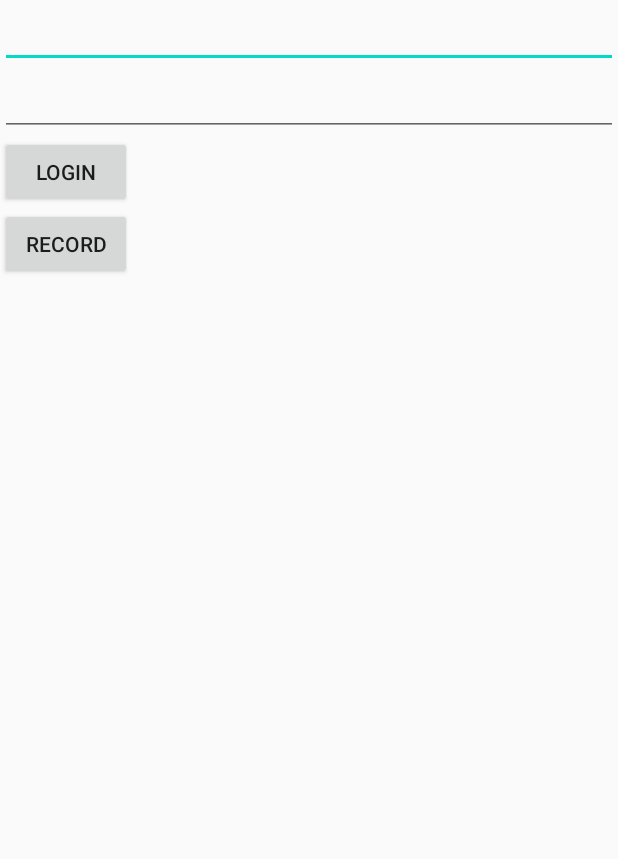
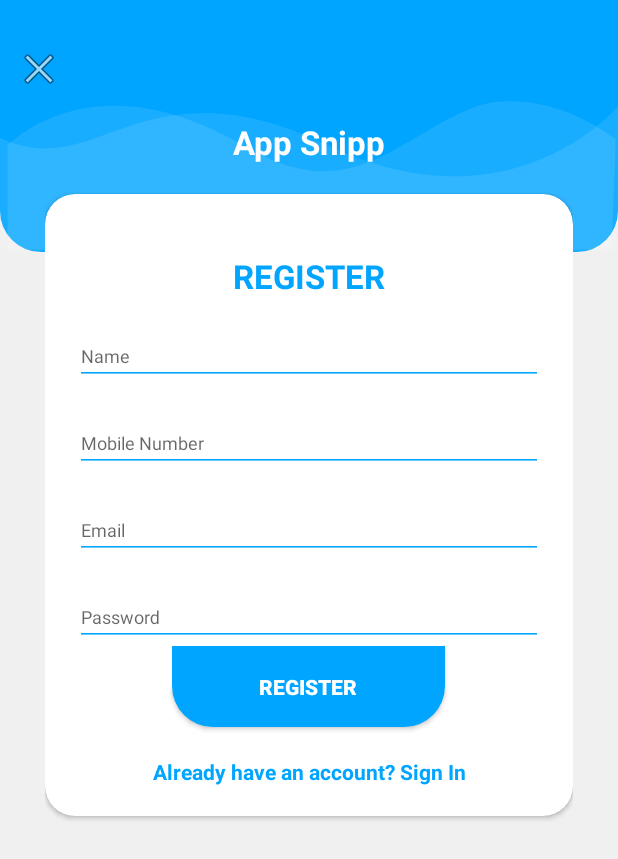
Before and after one commit to akffhaos95/ThreeLines, an Android app: the layout activity_login.xml on its own in the app's theme, with its tools: preview values and no code run, on a phone screen of 412 x 824 dp. Shown: the top 859 px of the screen. Run offline under Robolectric (Android 15) with nearby library versions, the phone set to English and light mode, and no system bars.

Commit message:
Login Layout 수정중

```diff
--- a/app/build.gradle
+++ b/app/build.gradle
@@ -39,6 +39,10 @@
     //RecyclerView
     implementation 'androidx.recyclerview:recyclerview:1.0.0'
 
+    // Design
+    implementation 'com.google.android.material:material:1.0.0'
+    implementation 'androidx.cardview:cardview:1.0.0'
+
     testImplementation 'junit:junit:4.12'
     androidTestImplementation 'androidx.test.ext:junit:1.1.1'
     androidTestImplementation 'androidx.test.espresso:espresso-core:3.2.0'
--- /dev/null
+++ b/app/src/main/res/drawable-v24/ic_login_bk.xml
@@ -0,0 +1,17 @@
+<vector xmlns:android="http://schemas.android.com/apk/res/android"
+    android:width="425dp"
+    android:height="168dp"
+    android:viewportWidth="425.332"
+    android:viewportHeight="168.0">
+
+    <path
+        android:pathData="M425.33,70.78S352.76,155.62 225.1,96.65 67.19,123.13 0,91.84L0,166.44L425.33,166.44Z"
+        android:fillAlpha="0.1"
+        android:fillColor="#fff"
+        android:strokeAlpha="0.1"/>
+    <path
+        android:pathData="M5.22,97.18s57.02,-59.98 162.55,0c72.29,41.08 101.72,-2.45 155.4,-24.52 24.72,-10.16 64.44,-5.91 100.36,20.21 0.65,1.91 -2.77,75.13 -2.77,75.13L5.22,168Z"
+        android:fillColor="#fff"
+        android:strokeAlpha="0.1"
+        android:fillAlpha="0.1"/>
+</vector>
--- /dev/null
+++ b/app/src/main/res/drawable-v24/login_shape_bk.xml
@@ -0,0 +1,16 @@
+<?xml version="1.0" encoding="utf-8"?>
+<shape xmlns:android="http://schemas.android.com/apk/res/android" android:shape="rectangle" >
+    <corners
+        android:bottomLeftRadius="27dp"
+        android:bottomRightRadius="27dp"
+        android:topLeftRadius="0dp"
+        android:topRightRadius="0dp"
+        />
+    <solid
+        android:color="#00a5ff"
+        />
+    <size
+        android:width="182dp"
+        android:height="54dp"
+        />
+</shape>
--- a/app/src/main/res/layout/activity_login.xml
+++ b/app/src/main/res/layout/activity_login.xml
@@ -1,30 +1,57 @@
 <?xml version="1.0" encoding="utf-8"?>
-<LinearLayout xmlns:android="http://schemas.android.com/apk/res/android"
+<RelativeLayout xmlns:android="http://schemas.android.com/apk/res/android"
+    xmlns:app="http://schemas.android.com/apk/res-auto"
     xmlns:tools="http://schemas.android.com/tools"
-    android:layout_width="match_parent"
-    android:layout_height="match_parent"
     android:orientation="vertical"
+    style="@style/loginParent"
     tools:context=".Activity.LoginActivity">
+    <ScrollView
+        style="@style/parent">
+        <RelativeLayout
+            style="@style/parent">
+            <LinearLayout
+                android:layout_width="match_parent"
+                android:layout_height="match_parent"
+                android:layout_alignParentTop="true"
+                android:weightSum="12">
+                <LinearLayout
+                    style="@style/parent"
+                    android:background="@drawable/login_shape_bk"
+                    android:orientation="vertical"
+                    android:layout_weight="3">
+                    <ImageView
+                        style="@style/parent"
+                        android:background="@drawable/ic_login_bk"
+                        android:contentDescription="login background" />
+                </LinearLayout>
+            </LinearLayout>
 
-    <EditText
-        android:id="@+id/editText_id"
-        android:layout_width="match_parent"
-        android:layout_height="wrap_content" />
+            <LinearLayout
+                android:layout_width="match_parent"
+                android:layout_height="match_parent"
+                android:layout_alignParentTop="true"
+                android:orientation="vertical"
+                android:layout_marginTop="40dp"
+                android:layout_marginRight="30dp"
+                android:layout_marginLeft="30dp">
+                <TextView
+                    style="@style/headerText"
+                    android:layout_gravity="center"
+                    android:text="App Snipp"
+                    android:layout_marginTop="40dp"/>
+                <include
+                    layout="@layout/layout_register"/>
+            </LinearLayout>
+            <ImageView
+                android:layout_width="wrap_content"
+                android:layout_height="wrap_content"
+                android:layout_alignParentLeft="true"
+                android:layout_alignParentTop="true"
+                android:layout_marginTop="30dp"
+                android:layout_marginLeft="10dp"
+                android:src="@android:drawable/ic_menu_close_clear_cancel" />
+        </RelativeLayout>
 
-    <EditText
-        android:id="@+id/editText_pw"
-        android:layout_width="match_parent"
-        android:layout_height="wrap_content" />
+    </ScrollView>
 
-    <Button
-        android:id="@+id/btn_login"
-        android:text="Login"
-        android:layout_width="wrap_content"
-        android:layout_height="wrap_content" />
-
-    <Button
-        android:id="@+id/btn_register"
-        android:text="Record"
-        android:layout_width="wrap_content"
-        android:layout_height="wrap_content" />
-</LinearLayout>
+</RelativeLayout>
--- /dev/null
+++ b/app/src/main/res/layout/layout_login.xml
@@ -0,0 +1,13 @@
+<?xml version="1.0" encoding="utf-8"?>
+<androidx.cardview.widget.CardView
+    xmlns:android="http://schemas.android.com/apk/res/android"
+    xmlns:app="http://schemas.android.com/apk/res-auto"
+    style="@style/loginCard"
+    app:cardCornerRadius="@dimen/loginCardRadius"
+    android:elevation="5dp"
+    android:layout_gravity="center"
+    android:layout_marginTop="@dimen/loginViewsMargin"
+    android:layout_marginBottom="@dimen/loginViewsMargin"
+    android:background="@color/whiteCardColor">
+
+</androidx.cardview.widget.CardView>
--- /dev/null
+++ b/app/src/main/res/layout/layout_register.xml
@@ -0,0 +1,77 @@
+<?xml version="1.0" encoding="utf-8"?>
+<androidx.cardview.widget.CardView
+    xmlns:android="http://schemas.android.com/apk/res/android"
+    xmlns:app="http://schemas.android.com/apk/res-auto"
+    style="@style/loginCard"
+    app:cardCornerRadius="@dimen/loginCardRadius"
+    android:elevation="5dp"
+    android:layout_gravity="center"
+    android:layout_marginTop="@dimen/loginViewsMargin"
+    android:layout_marginBottom="@dimen/loginViewsMargin"
+    android:background="@color/whiteCardColor">
+
+    <LinearLayout
+        style="@style/linearParent"
+        android:layout_gravity="center"
+        android:padding="@dimen/loginViewsMargin">
+
+        <TextView
+            style="@style/headerTextPrimary"
+            android:text="@string/register"
+            android:layout_marginTop="@dimen/loginViewsMargin"/>
+
+        <com.google.android.material.textfield.TextInputLayout
+            style="@style/parent"
+            android:layout_marginTop="@dimen/signup_text_margin_top">
+            <EditText
+                style="@style/modifiedEditText"
+                android:inputType="text"
+                android:maxLines="1"
+                android:hint="Name"/>
+        </com.google.android.material.textfield.TextInputLayout>
+
+        <com.google.android.material.textfield.TextInputLayout
+            style="@style/parent"
+            android:layout_marginTop="@dimen/signup_text_margin_top">
+            <EditText
+                style="@style/modifiedEditText"
+                android:inputType="text"
+                android:maxLines="1"
+                android:hint="Mobile Number"/>
+        </com.google.android.material.textfield.TextInputLayout>
+
+        <com.google.android.material.textfield.TextInputLayout
+            style="@style/parent"
+            android:layout_marginTop="@dimen/signup_text_margin_top">
+            <EditText
+                style="@style/modifiedEditText"
+                android:inputType="textEmailAddress"
+                android:maxLines="1"
+                android:hint="@string/login_email_hint"/>
+        </com.google.android.material.textfield.TextInputLayout>
+
+        <com.google.android.material.textfield.TextInputLayout
+            style="@style/parent"
+            android:layout_marginTop="@dimen/signup_text_margin_top">
+            <EditText
+                style="@style/modifiedEditText"
+                android:hint="@string/login_password_hint"
+                android:maxLines="1"
+                android:inputType="textPassword"/>
+        </com.google.android.material.textfield.TextInputLayout>
+
+        <Button
+            style="@style/loginButton"
+            android:layout_gravity="center"
+            android:text="Register" />
+
+        <TextView
+            style="@style/parent"
+            android:textAlignment="center"
+            android:textStyle="bold"
+            android:textColor="@color/primaryTextColor"
+            android:text="@string/signup_login_hint"
+            android:layout_marginTop="@dimen/loginViewsMargin"/>
+
+    </LinearLayout>
+</androidx.cardview.widget.CardView>
--- a/app/src/main/res/values/colors.xml
+++ b/app/src/main/res/values/colors.xml
@@ -3,4 +3,12 @@
     <color name="colorPrimary">#6200EE</color>
     <color name="colorPrimaryDark">#3700B3</color>
     <color name="colorAccent">#03DAC5</color>
+
+    <!--colors for modern ui-->
+    <color name="whiteTextColor">#fff</color>
+    <color name="primaryTextColor">#00a5ff</color>
+    <color name="loginBkColor">#f0f0f0</color>
+
+    <!--colros for card-->
+    <color name="whiteCardColor">#fff</color>
 </resources>
--- /dev/null
+++ b/app/src/main/res/values/dimens.xml
@@ -0,0 +1,9 @@
+<resources>
+    <!--dimes for design 3-->
+    <dimen name="headerTextSize">22sp</dimen>
+    <dimen name="newsMoreTextSize">12sp</dimen>
+    <dimen name="loginCardRadius">20dp</dimen>
+    <dimen name="loginViewsMargin">20dp</dimen>
+
+    <dimen name="signup_text_margin_top">10dp</dimen>
+</resources>
--- a/app/src/main/res/values/strings.xml
+++ b/app/src/main/res/values/strings.xml
@@ -1,3 +1,9 @@
 <resources>
     <string name="app_name">ThreeLines</string>
+
+    <string name="register">REGISTER</string>
+    <string name="login_email_hint">Email</string>
+    <string name="login_password_hint">Password</string>
+    <string name="signup_login_hint">Already have an account? Sign In</string>
+    <string name="login_signup_hint">Don\'t have an account? Sign Up</string>
 </resources>
--- a/app/src/main/res/values/styles.xml
+++ b/app/src/main/res/values/styles.xml
@@ -10,4 +10,49 @@
     <style name="SplashTheme" parent="Theme.AppCompat.NoActionBar">
         <item name="android:windowBackground">@drawable/splash_background</item>
     </style>
+
+    <!--designs for login and register-->
+    <style name="parent">
+        <item name="android:layout_width">match_parent</item>
+        <item name="android:layout_height">wrap_content</item>
+    </style>
+
+    <style name="loginParent" parent="parent">
+        <item name="android:layout_height">match_parent</item>
+        <item name="android:background">@color/loginBkColor</item>
+        <item name="android:focusableInTouchMode">true</item>
+    </style>
+
+    <style name="headerText" parent="parent">
+        <item name="android:textSize">@dimen/headerTextSize</item>
+        <item name="android:textAlignment">center</item>
+        <item name="android:textColor">@color/whiteTextColor</item>
+        <item name="android:textStyle">bold</item>
+    </style>
+
+    <style name="loginCard" parent="parent"></style>
+
+    <style name="linearParent" parent="parent">
+        <item name="android:orientation">vertical</item>
+    </style>
+
+    <style name="headerTextPrimary" parent="headerText">
+        <item name="android:textColor">@color/primaryTextColor</item>
+    </style>
+
+    <style name="modifiedEditText" parent="parent">
+        <item name="android:textSize">@dimen/newsMoreTextSize</item>
+        <item name="android:backgroundTint">@color/primaryTextColor</item>
+    </style>
+
+    <style name="viewParent">
+        <item name="android:layout_width">wrap_content</item>
+        <item name="android:layout_height">wrap_content</item>
+    </style>
+
+    <style name="loginButton" parent="viewParent">
+        <item name="android:background">@drawable/login_shape_bk</item>
+        <item name="android:textColor">@color/whiteTextColor</item>
+        <item name="android:textStyle">bold</item>
+    </style>
 </resources>
```
